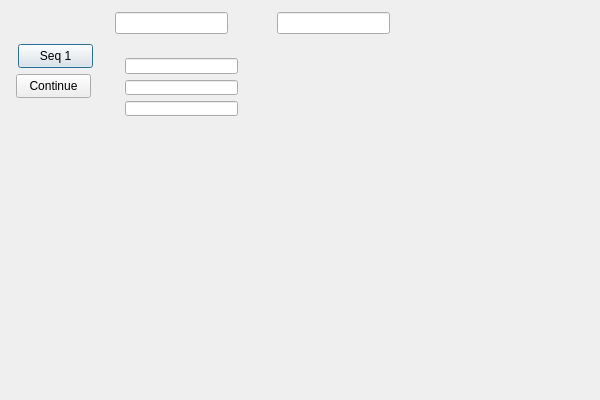
The window that src/test_qt/TestSeqDlg.ui (whpark/gtl) describes before a commit, drawn with Qt 5.
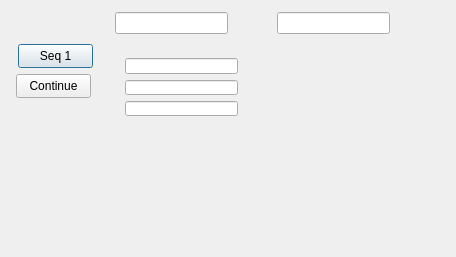
The same window after the commit.

Diff of the .ui file:
```diff
--- a/src/test_qt/TestSeqDlg.ui
+++ b/src/test_qt/TestSeqDlg.ui
@@ -6,8 +6,8 @@
    <rect>
     <x>0</x>
     <y>0</y>
-    <width>600</width>
-    <height>400</height>
+    <width>456</width>
+    <height>257</height>
    </rect>
   </property>
   <property name="windowTitle">
```
